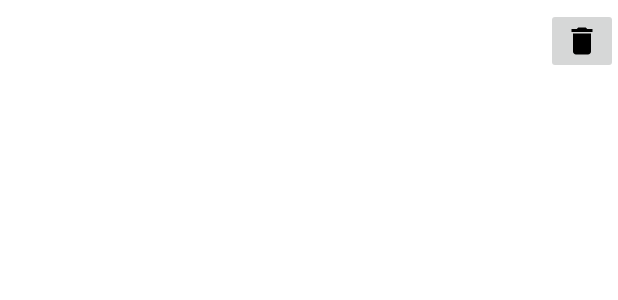
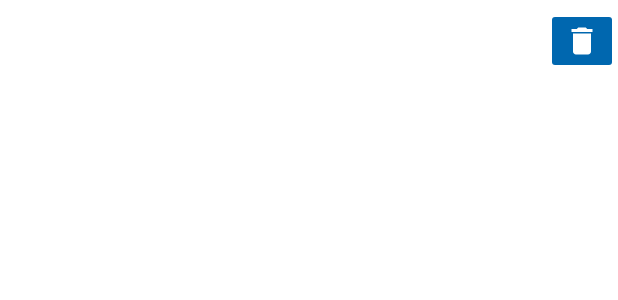
Before and after one commit to shoaib-khalid/order-taker-android, an Android app: the layout row_cart_item.xml on its own in the app's theme, with its tools: preview values and no code run, on a phone screen of 412 x 824 dp. Shown: the top 300 px of the screen. Run offline under Robolectric (Android 15) with nearby library versions, the phone set to English and light mode, and no system bars.

Commit message:
Update order request to include subitems and addons if the cartItem has any

```diff
--- a/app/src/main/java/com/symplified/ordertaker/models/cartitems/CartItemAddOn.kt
+++ b/app/src/main/java/com/symplified/ordertaker/models/cartitems/CartItemAddOn.kt
@@ -9,5 +9,6 @@ data class CartItemAddOn(
     val id: Long = 0,
     val productAddOnId: String,
     val name: String,
+    val price: Double,
     var cartItemId: Long = 0
 )
--- a/app/src/main/java/com/symplified/ordertaker/models/cartitems/OrderRequest.kt
+++ b/app/src/main/java/com/symplified/ordertaker/models/cartitems/OrderRequest.kt
@@ -1,7 +1,7 @@
 package com.symplified.ordertaker.models.cartitems
 
 data class OrderRequest(
-    val cartItems: List<CartItemWithAddOnsAndSubItemsRequest>,
+    val cartItems: List<CartItemRequest>,
     val customerId: String?,
     val storeId: String,
     val customerNotes: String,
@@ -11,7 +11,7 @@ data class OrderRequest(
     val orderShipmentDetails: OrderShipmentDetails
 ) {
     constructor(
-        cartItems: List<CartItemWithAddOnsAndSubItemsRequest>,
+        cartItems: List<CartItemRequest>,
         storeId: String,
         orderPaymentDetails: OrderPaymentDetails,
         customerNotes: String
--- a/app/src/main/java/com/symplified/ordertaker/ui/main/menuandcart/menu/ProductSelectionViewModel.kt
+++ b/app/src/main/java/com/symplified/ordertaker/ui/main/menuandcart/menu/ProductSelectionViewModel.kt
@@ -110,7 +110,7 @@ class ProductSelectionViewModel : ViewModel() {
         addOn: ProductAddOnDetails,
         groupId: String
     ) {
-        cartItemAddOns.add(CartItemAddOn(productAddOnId = addOn.id, name = addOn.name))
+        cartItemAddOns.add(CartItemAddOn(productAddOnId = addOn.id, name = addOn.name, price = addOn.dineInPrice))
 
         _addOnGroupsCountMap.value?.let { addOnCountMap ->
             addOnCountMap[groupId]?.let { it.selected++ }
--- /dev/null
+++ b/app/src/main/res/drawable/ic_baseline_delete_white.xml
@@ -0,0 +1,5 @@
+<vector android:height="24dp" android:tint="#FFFFFF"
+    android:viewportHeight="24" android:viewportWidth="24"
+    android:width="24dp" xmlns:android="http://schemas.android.com/apk/res/android">
+    <path android:fillColor="@android:color/white" android:pathData="M6,19c0,1.1 0.9,2 2,2h8c1.1,0 2,-0.9 2,-2V7H6v12zM19,4h-3.5l-1,-1h-5l-1,1H5v2h14V4z"/>
+</vector>
--- a/app/src/main/res/layout/row_cart_item.xml
+++ b/app/src/main/res/layout/row_cart_item.xml
@@ -16,6 +16,7 @@
         app:layout_constraintBottom_toBottomOf="parent" />
 
     <TextView
+        style="@style/TextAppearance.AppCompat.Body1"
         android:id="@+id/cart_item_name"
         android:layout_width="0dp"
         android:layout_height="wrap_content"
@@ -23,7 +24,19 @@
         app:layout_constraintWidth_percent="0.40"
         app:layout_constraintTop_toTopOf="parent"
         app:layout_constraintLeft_toRightOf="@id/cart_item_no"
+        app:layout_constraintBottom_toTopOf="@id/cart_sub_items_text" />
+
+    <TextView
+        android:id="@+id/cart_sub_items_text"
+        android:layout_width="0dp"
+        android:layout_height="wrap_content"
+        android:gravity="center"
+        app:layout_constraintWidth_percent="0.40"
+        app:layout_constraintTop_toBottomOf="@id/cart_item_name"
+        app:layout_constraintLeft_toRightOf="@id/cart_item_no"
+        app:layout_constraintRight_toRightOf="@id/cart_item_name"
         app:layout_constraintBottom_toBottomOf="parent" />
+
 
     <TextView
         android:id="@+id/cart_item_quantity"
@@ -50,7 +63,8 @@
         android:id="@+id/delete_btn"
         android:layout_width="wrap_content"
         android:layout_height="wrap_content"
-        android:src="@drawable/ic_baseline_delete_24"
+        android:src="@drawable/ic_baseline_delete_white"
+        android:backgroundTint="@color/blue_500"
         app:layout_constraintTop_toTopOf="parent"
         app:layout_constraintRight_toRightOf="parent"
         app:layout_constraintBottom_toBottomOf="parent" />
```
Also changed, not shown: app/src/main/java/com/symplified/ordertaker/models/cartitems/CartItemRequest.kt (added, +10 -0 lines), app/src/main/java/com/symplified/ordertaker/models/cartitems/CartItemWithAddOnsAndSubItemsRequest.kt (deleted, +0 -9 lines), app/src/main/java/com/symplified/ordertaker/ui/main/menuandcart/cart/CartFragment.kt (+6 -8 lines), app/src/main/java/com/symplified/ordertaker/ui/main/menuandcart/cart/CartItemsAdapter.kt (+30 -3 lines), app/src/main/java/com/symplified/ordertaker/viewmodels/CartViewModel.kt (+17 -17 lines), app/src/main/res/drawable/ic_baseline_delete_black.xml (renamed from app/src/main/res/drawable/ic_baseline_delete_24.xml).
